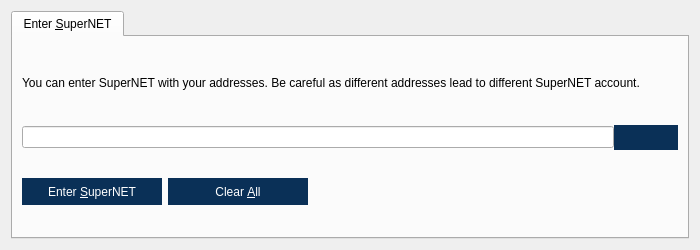
Before: the Qt Designer form src/qt/forms/accessnxtinsidedialog.ui in VeriConomy/vericoin, drawn with Qt 5.
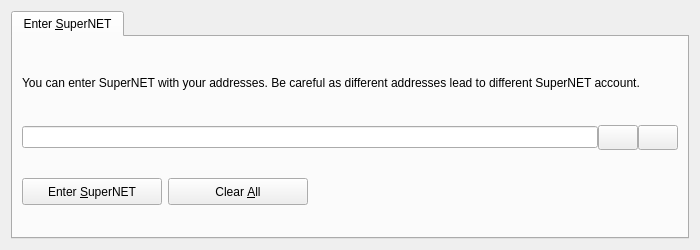
After: the same form once the commit is applied. Icons and pictures are not drawn. Custom widgets are drawn as their Qt base class.

```diff
--- a/src/qt/forms/accessnxtinsidedialog.ui
+++ b/src/qt/forms/accessnxtinsidedialog.ui
@@ -67,8 +67,7 @@
             <string>Choose an address from the address book</string>
            </property>
            <property name="styleSheet">
-            <string notr="true">QPushButton { background : #0a3057; border : none; color: #FFFFFF} QPushButton:hover { background : #418BCA; } 
-QPushButton:pressed { background : #418BCA; }</string>
+            <string notr="true"/>
            </property>
            <property name="text">
             <string/>
@@ -103,8 +102,7 @@
             <string>Paste address from clipboard</string>
            </property>
            <property name="styleSheet">
-            <string notr="true">QPushButton { background : #0a3057; border : none; color: #FFFFFF} QPushButton:hover { background : #418BCA; } 
-QPushButton:pressed { background : #418BCA; }</string>
+            <string notr="true"/>
            </property>
            <property name="text">
             <string/>
@@ -143,8 +141,7 @@
             <string>Enter SuperNET</string>
            </property>
            <property name="styleSheet">
-            <string notr="true">QPushButton { background : #0a3057; border : none; color: #FFFFFF} QPushButton:hover { background : #418BCA; } 
-QPushButton:pressed { background : #418BCA; }</string>
+            <string notr="true"/>
            </property>
            <property name="text">
             <string>Enter &amp;SuperNET</string>
@@ -170,8 +167,7 @@
             <string>Reset all fields</string>
            </property>
            <property name="styleSheet">
-            <string notr="true">QPushButton { background : #0a3057; border : none; color: #FFFFFF} QPushButton:hover { background : #418BCA; } 
-QPushButton:pressed { background : #418BCA; }</string>
+            <string notr="true"/>
            </property>
            <property name="text">
             <string>Clear &amp;All</string>
```
